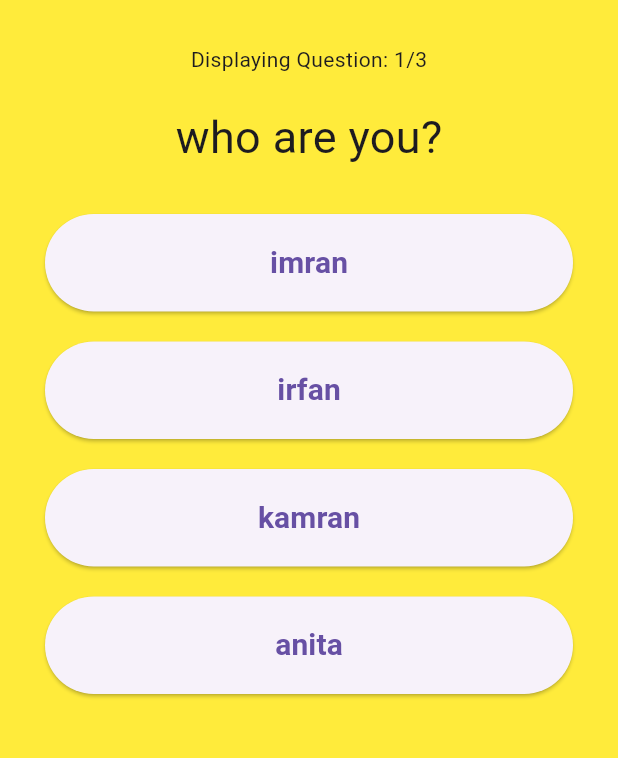
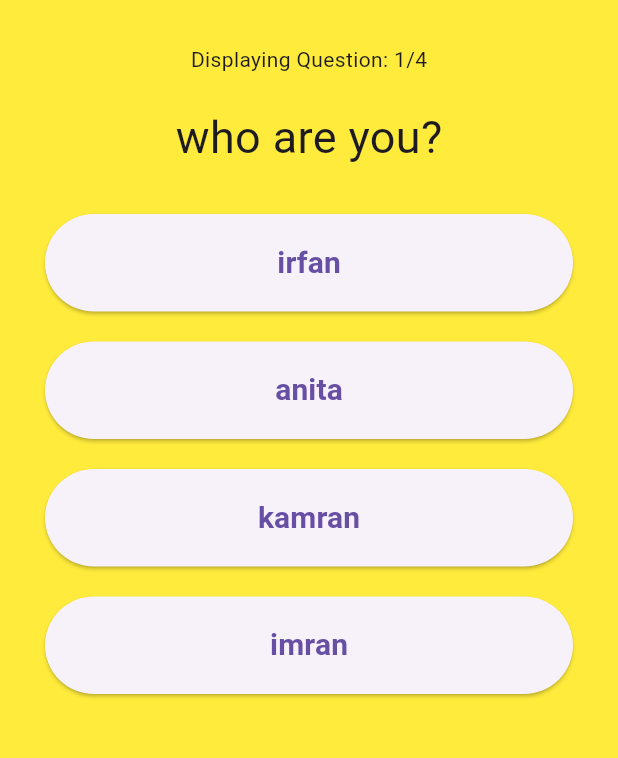
Before and after one commit to nextebiz/flutter-quiz, a Flutter app: the screen it shows after launch, after a tap on "Open Quiz", on a phone screen of 412 x 824 dp, the part 194-952 px from its top. Run offline on Flutter 3.47's test engine with Material 3 defaults, Android fonts, the phone set to English and light mode, and no system bars; our stand-ins replace google_fonts; Roboto replaces fonts that are missing (Aclonica).

Commit message:
2nd update

```diff
--- a/lib/data/quiz_data.dart
+++ b/lib/data/quiz_data.dart
@@ -24,8 +24,11 @@ const questions = [
     answers: [
       "corolla",
       "honda",
-      "city",
+      "suzuki",
       "mercedese",
     ],
   ),
+  QuizQuestion(
+      questionText: "What is your wift name",
+      answers: [ "anita","uzma", "sultana", "farzana"])
 ];
--- a/lib/home.dart
+++ b/lib/home.dart
@@ -39,7 +39,7 @@ class Home extends StatelessWidget {
               Icons.arrow_forward,
             ),
             style: ElevatedButton.styleFrom(
-              backgroundColor: Colors.yellow,
+              backgroundColor: Colors.lightBlue,
               iconColor: Colors.red,
             ),
           ),
--- a/lib/models/quiz_questions.dart
+++ b/lib/models/quiz_questions.dart
@@ -1,7 +1,12 @@
 class QuizQuestion {
-
   const QuizQuestion({required this.questionText, required this.answers});
 
   final String? questionText;
   final List<String> answers;
+
+  shuffleAnswers() {
+    List<String> shuffledAnswers = List.of(answers);
+    shuffledAnswers.shuffle();
+    return shuffledAnswers;
+  }
 }
--- a/lib/quiz.dart
+++ b/lib/quiz.dart
@@ -65,14 +65,14 @@ class _QuizState extends State<Quiz> {
               const SizedBox(
                 height: 20,
               ),
-              Text(questions[0].questionText ?? "",
+              Text(questions[counter].questionText ?? "",
                   style: GoogleFonts.roboto(
                     fontSize: 30,
                   )),
               const SizedBox(
                 height: 20,
               ),
-              ...questions[counter].answers.map((answer) {
+              ...questions[counter].shuffleAnswers().map((answer) {
                 return Padding(
                   padding:
                       const EdgeInsets.symmetric(horizontal: 30, vertical: 10),
```
Also changed, not shown: lib/my_app.dart (+0 -18 lines).
